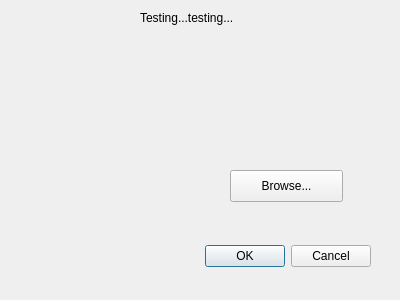
Above: neurolabi/gui/ztestdialog2.ui from janelia-flyem/NeuTu before the change. Below: the same form after it.
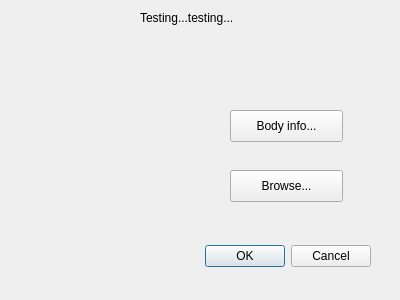
That is the form after the change.

Commit message: beginning prototype body information dialog

Patch:
```diff
--- a/neurolabi/gui/ztestdialog2.ui
+++ b/neurolabi/gui/ztestdialog2.ui
@@ -55,6 +55,19 @@
     <string>Browse...</string>
    </property>
   </widget>
+  <widget class="QPushButton" name="bodyInfoButton">
+   <property name="geometry">
+    <rect>
+     <x>230</x>
+     <y>110</y>
+     <width>113</width>
+     <height>32</height>
+    </rect>
+   </property>
+   <property name="text">
+    <string>Body info...</string>
+   </property>
+  </widget>
  </widget>
  <resources/>
  <connections>
```
The commit also changes 6 other files.
